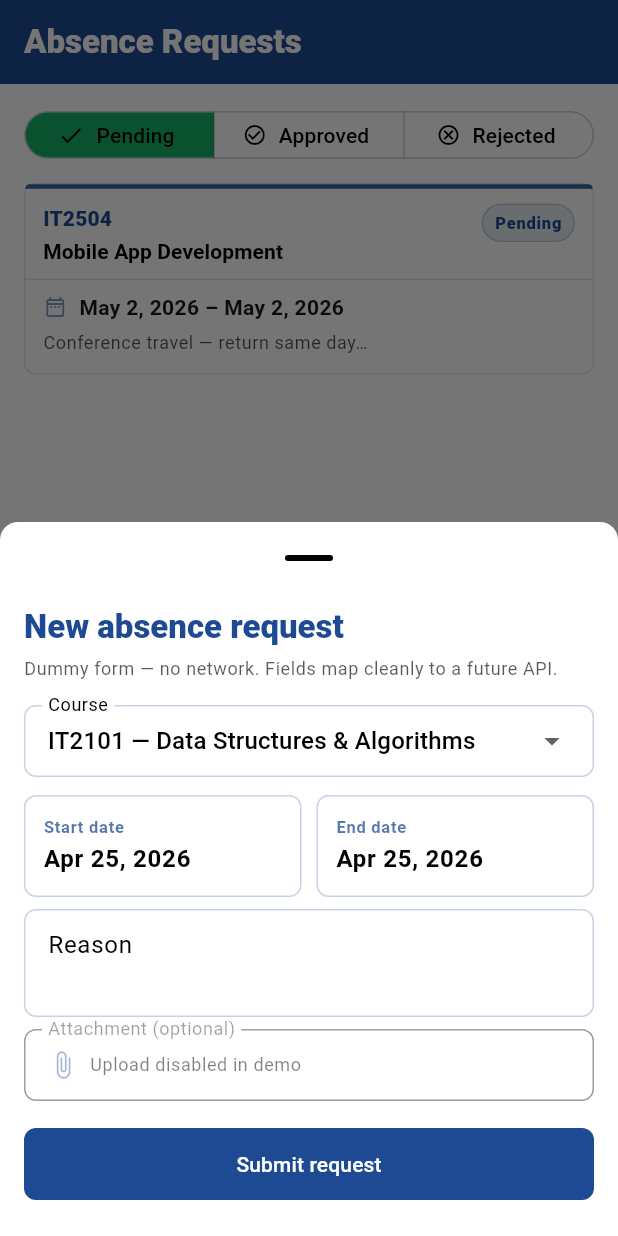
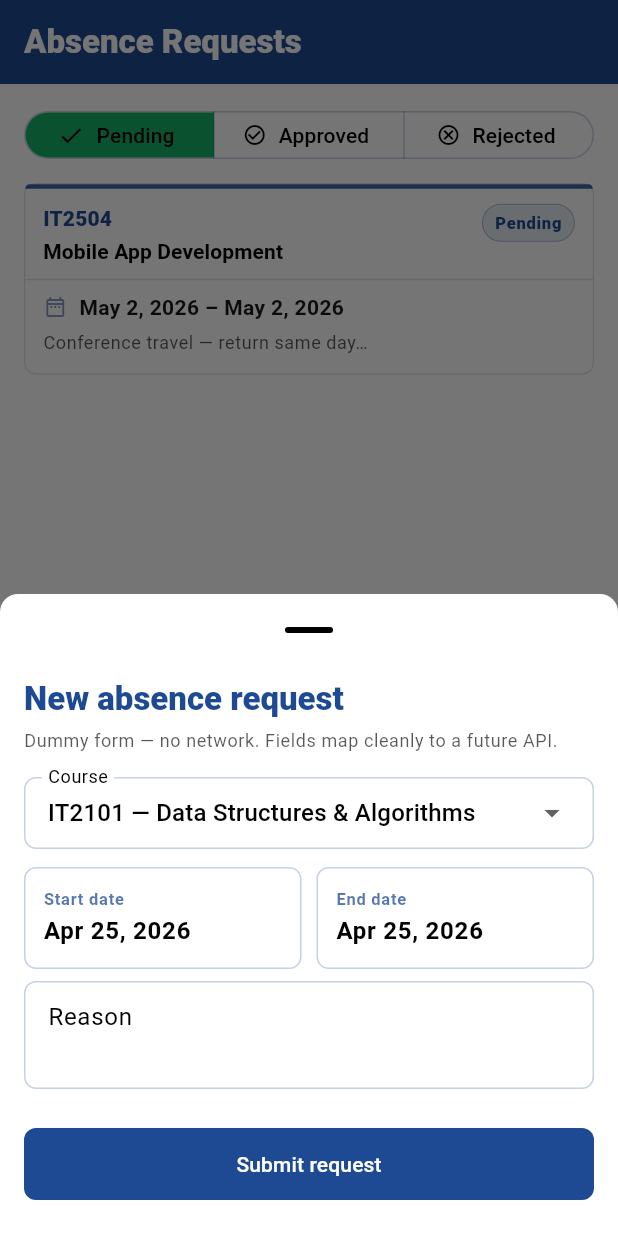
Before and after one commit to Diinsaalow/just-lecture-attendance, a Flutter app: the screen it shows after launch, item 3 of the bottom bar chosen, after a tap on "New request", on a phone screen of 412 x 824 dp. Run offline on Flutter 3.47's test engine with Material 3 defaults, Android fonts, the phone set to English and light mode, and no system bars; our stand-ins replace get.

Commit message:
Refactor AbsenceRequestView for improved readability by consolidating widget constructors and simplifying code structure. Enhanced formatting in various sections for consistency.

```diff
--- a/mobile/lib/modules/dashboard/views/absence_request_view.dart
+++ b/mobile/lib/modules/dashboard/views/absence_request_view.dart
@@ -77,10 +77,7 @@ class AbsenceRequestView extends GetView<AbsenceRequestController> {
             child: Obx(() {
               final list = controller.filteredRequests;
               if (list.isEmpty) {
-                return _EmptyList(
-                  secondary: secondary,
-                  onSurface: onSurface,
-                );
+                return _EmptyList(secondary: secondary, onSurface: onSurface);
               }
               return ListView.separated(
                 padding: const EdgeInsets.fromLTRB(16, 4, 16, 100),
@@ -104,10 +101,7 @@ class AbsenceRequestView extends GetView<AbsenceRequestController> {
 }
 
 class _EmptyList extends StatelessWidget {
-  const _EmptyList({
-    required this.secondary,
-    required this.onSurface,
-  });
+  const _EmptyList({required this.secondary, required this.onSurface});
 
   final Color secondary;
   final Color onSurface;
@@ -184,7 +178,9 @@ class _RequestCard extends StatelessWidget {
             height: 3,
             decoration: BoxDecoration(
               color: _accentForStatus(request.status).withValues(alpha: 0.85),
-              borderRadius: const BorderRadius.vertical(top: Radius.circular(r)),
+              borderRadius: const BorderRadius.vertical(
+                top: Radius.circular(r),
+              ),
             ),
           ),
           Padding(
@@ -329,10 +325,7 @@ class _StatusPill extends StatelessWidget {
 }
 
 class _NewRequestSheet {
-  static Future<void> show(
-    BuildContext context,
-    AbsenceRequestController c,
-  ) {
+  static Future<void> show(BuildContext context, AbsenceRequestController c) {
     return showModalBottomSheet<void>(
       context: context,
       isScrollControlled: true,
@@ -366,9 +359,9 @@ class _NewRequestSheet {
                 Text(
                   'Dummy form — no network. Fields map cleanly to a future API.',
                   style: Theme.of(ctx).textTheme.bodySmall?.copyWith(
-                    color: Theme.of(ctx).colorScheme.onSurface.withValues(
-                      alpha: 0.65,
-                    ),
+                    color: Theme.of(
+                      ctx,
+                    ).colorScheme.onSurface.withValues(alpha: 0.65),
                   ),
                 ),
                 const SizedBox(height: 16),
@@ -426,7 +419,8 @@ class _NewRequestSheet {
                             final now = DateTime.now();
                             final d = await showDatePicker(
                               context: ctx,
-                              initialDate: c.endDate.value ?? c.startDate.value ?? now,
+                              initialDate:
+                                  c.endDate.value ?? c.startDate.value ?? now,
                               firstDate: DateTime(now.year - 1),
                               lastDate: DateTime(now.year + 2),
                             );
@@ -443,40 +437,13 @@ class _NewRequestSheet {
                   minLines: 2,
                   maxLines: 4,
                   textInputAction: TextInputAction.done,
-                  decoration: _fieldDecoration('Reason', AppColors.primary).copyWith(
-                    alignLabelWithHint: true,
-                    hintText: 'Explain your absence (short summary)',
-                  ),
+                  decoration: _fieldDecoration('Reason', AppColors.primary)
+                      .copyWith(
+                        alignLabelWithHint: true,
+                        hintText: 'Explain your absence (short summary)',
+                      ),
                 ),
                 const SizedBox(height: 8),
-                InputDecorator(
-                  decoration: _fieldDecoration('Attachment (optional)', AppColors.primary)
-                      .copyWith(
-                    enabled: false,
-                    fillColor: Theme.of(ctx).colorScheme.surfaceContainerHighest
-                        .withValues(alpha: 0.35),
-                    filled: true,
-                  ),
-                  child: Row(
-                    children: [
-                      Icon(
-                        Icons.attach_file,
-                        size: 20,
-                        color: AppColors.primary.withValues(alpha: 0.40),
-                      ),
-                      const SizedBox(width: 8),
-                      Text(
-                        'Upload disabled in demo',
-                        style: Theme.of(ctx).textTheme.bodySmall?.copyWith(
-                          color: Theme.of(ctx)
-                              .colorScheme
-                              .onSurface
-                              .withValues(alpha: 0.5),
-                        ),
-                      ),
-                    ],
-                  ),
-                ),
                 const SizedBox(height: 18),
                 FilledButton(
                   style: FilledButton.styleFrom(
```
